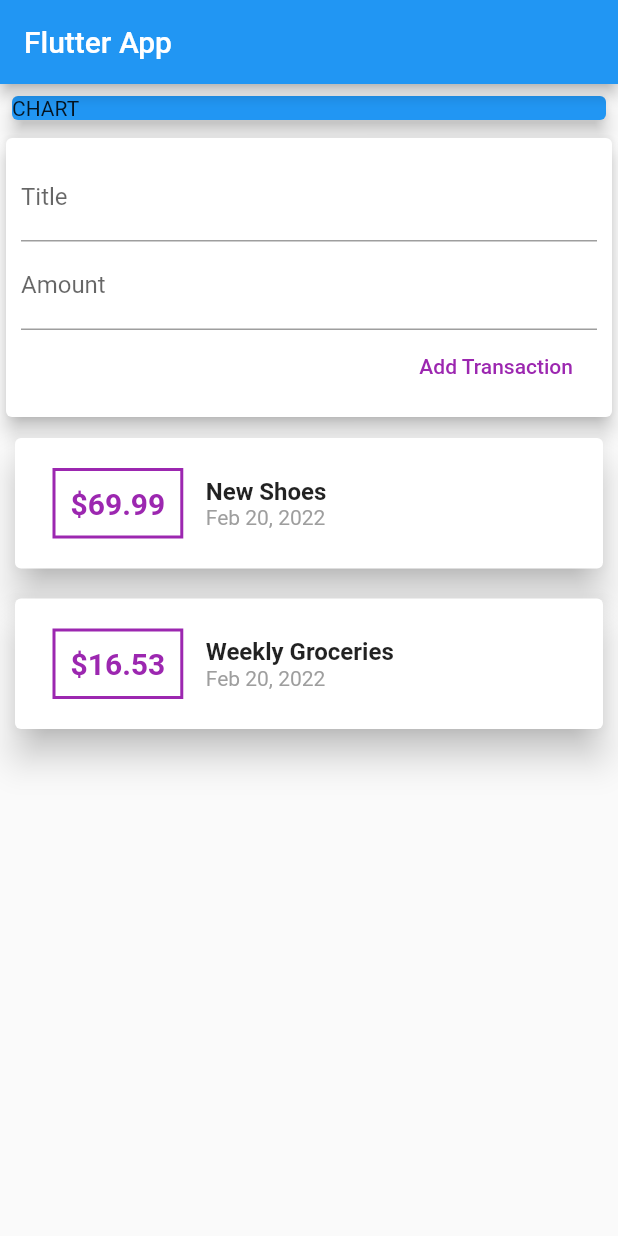
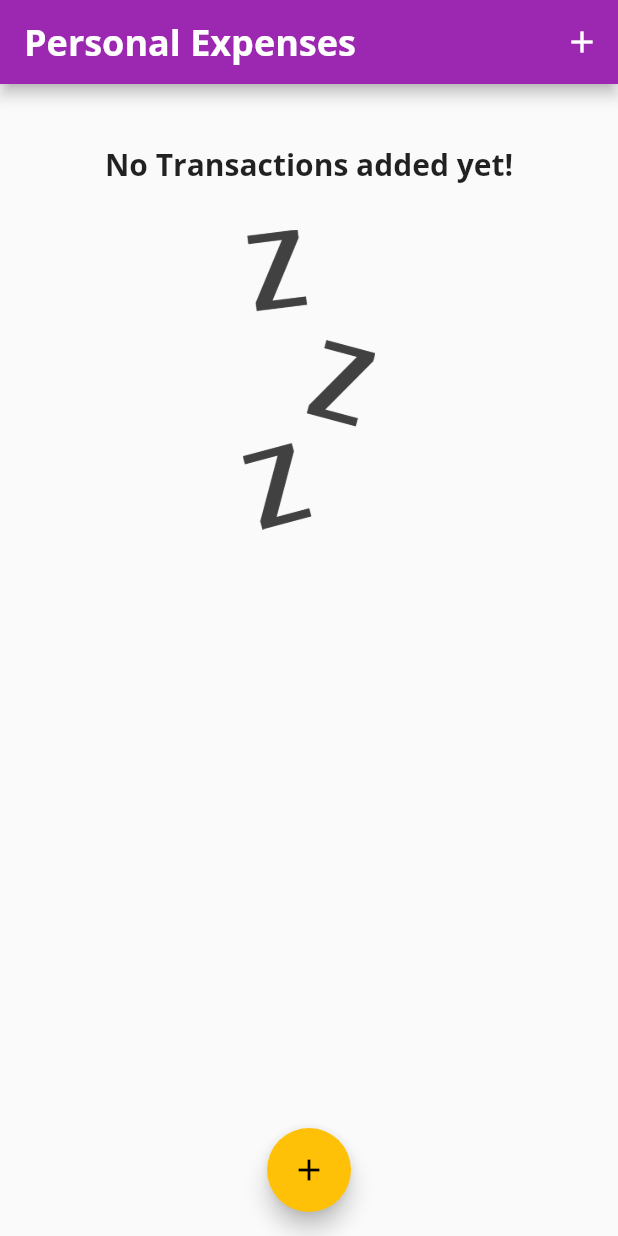
Before and after one commit to mitsuba19930328/flutter_real_app, a Flutter app: the screen it shows after launch, on a phone screen of 412 x 824 dp. Run offline on Flutter 3.47's test engine with Material 2 defaults, Android fonts, the phone set to English and light mode, and no system bars.

Commit message:
[ADD]card作成機能、chartWidget途中まで作成

```diff
--- /dev/null
+++ b/lib/Widgets/chart.dart
@@ -0,0 +1,45 @@
+import 'package:flutter/material.dart';
+import 'package:intl/intl.dart';
+import '../models/transaction.dart';
+
+class Chart extends StatelessWidget {
+  final List<Transaction> recentTransactions;
+  Chart(this.recentTransactions);
+
+  List<Map<String, Object>> get groupedTransactionValues {
+    return List.generate(7, (index) {
+      final weekDay = DateTime.now().subtract(
+        Duration(days: index),
+      );
+      double totalSum = 0.0;
+
+      for (var i = 0; i < recentTransactions.length; i++) {
+        if (recentTransactions[i].date.day == weekDay.day &&
+            recentTransactions[i].date.month == weekDay.month &&
+            recentTransactions[i].date.year == weekDay.year) {
+          totalSum += recentTransactions[i].amount;
+        }
+      }
+
+      print(DateFormat.E().format(weekDay));
+      print(totalSum);
+
+      return {
+        'day': DateFormat.E().format(weekDay),
+        'amount': totalSum,
+      };
+    });
+  }
+
+  @override
+  Widget build(BuildContext context) {
+    print(groupedTransactionValues);
+    return Card(
+      elevation: 6,
+      margin: EdgeInsets.all(20),
+      child: Row(
+        children: [],
+      ),
+    );
+  }
+}
--- a/lib/Widgets/new_transaction.dart
+++ b/lib/Widgets/new_transaction.dart
@@ -1,12 +1,38 @@
 import 'package:flutter/material.dart';
+import 'package:flutter/services.dart';
 
-class NewTransaction extends StatelessWidget {
+class NewTransaction extends StatefulWidget {
   // const NewTransaction({Key? key}) : super(key: key);
   final Function addTx;
+  NewTransaction(this.addTx);
+
+  @override
+  State<NewTransaction> createState() => _NewTransactionState();
+}
+
+class _NewTransactionState extends State<NewTransaction> {
   final titleController = TextEditingController();
+
   final amountController = TextEditingController();
 
-  NewTransaction(this.addTx);
+  void submitData() {
+    final enteredTitle = titleController.text;
+    final enteredAmount = double.parse(amountController.text);
+    print("きてる");
+    print(enteredTitle);
+    print(enteredAmount);
+
+    if (enteredTitle.isEmpty || enteredAmount <= 0) {
+      return;
+    }
+    print("こっちまできてる");
+    widget.addTx(
+      enteredTitle,
+      enteredAmount,
+    );
+
+    Navigator.of(context).pop();
+  }
 
   @override
   Widget build(BuildContext context) {
@@ -20,22 +46,20 @@ class NewTransaction extends StatelessWidget {
             TextField(
               decoration: InputDecoration(labelText: 'Title'),
               controller: titleController,
+              onSubmitted: (_) => submitData(),
             ),
             TextField(
               decoration: InputDecoration(labelText: 'Amount'),
               controller: amountController,
+              keyboardType: TextInputType.number,
+              onSubmitted: (_) => submitData(),
               // onChanged: (val) => amountInput = val,
             ),
             FlatButton(
               textColor: Colors.purple,
               child: Text('Add Transaction'),
-              onPressed: () {
-                addTx(
-                  titleController.text,
-                  double.parse(amountController.text),
-                );
-              },
-            )
+              onPressed: () => submitData
+            ),
           ],
         ),
       ),
--- a/lib/Widgets/transaction_list.dart
+++ b/lib/Widgets/transaction_list.dart
@@ -9,9 +9,29 @@ class TransactionList extends StatelessWidget {
 
   @override
   Widget build(BuildContext context) {
-    return Column(
-      children: transactions.map(
-        (tx) {
+    return Container(
+      height: 300,
+      child: transactions.isEmpty
+          ? Column(
+              children: [
+                Text(
+                  'No Transactions added yet!',
+                  style: Theme.of(context).textTheme.headline6,
+                ),
+                SizedBox(
+                  height: 30,
+                ),
+                Container(
+                  height: 200,
+                  child: Image.asset(
+                    'assets/images/waiting.png',
+                    fit: BoxFit.cover,
+                  ),
+                ),
+              ],
+            )
+          : ListView.builder(
+              itemBuilder: (ctx, index) {
                 return Card(
                   margin: const EdgeInsets.all(10.0),
                   elevation: 10,
@@ -26,17 +46,17 @@ class TransactionList extends StatelessWidget {
                           ),
                           decoration: BoxDecoration(
                             border: Border.all(
-                        color: Colors.purple,
+                              color: Theme.of(context).primaryColor,
                               width: 2,
                             ),
                           ),
                           padding: EdgeInsets.all(10),
                           child: Text(
-                      '\$${tx.amount.toString()}',
+                            '\$${transactions[index].amount.toStringAsFixed(2)}',
                             style: TextStyle(
                               fontWeight: FontWeight.bold,
                               fontSize: 20,
-                        color: Colors.purple,
+                              color: Theme.of(context).primaryColor,
                             ),
                           ),
                         ),
@@ -44,14 +64,12 @@ class TransactionList extends StatelessWidget {
                           crossAxisAlignment: CrossAxisAlignment.start,
                           children: [
                             Text(
-                        tx.title,
-                        style: TextStyle(
-                          fontSize: 16,
-                          fontWeight: FontWeight.bold,
-                        ),
+                              transactions[index].title,
+                              style: Theme.of(context).textTheme.headline6,
                             ),
                             Text(
-                        DateFormat.yMMMd().format(tx.date),
+                              DateFormat.yMMMd()
+                                  .format(transactions[index].date),
                               style: TextStyle(color: Colors.grey),
                             ),
                           ],
@@ -61,7 +79,8 @@ class TransactionList extends StatelessWidget {
                   ),
                 );
               },
-      ).toList(),
+              itemCount: transactions.length,
+            ),
     );
   }
 }
--- a/lib/Widgets/user_transactions.dart
+++ /dev/null
@@ -1,49 +0,0 @@
-import 'package:flutter/material.dart';
-import 'package:flutter_real_app/Widgets/transaction_list.dart';
-import 'package:flutter_real_app/Widgets/new_transaction.dart';
-import '../models/transaction.dart';
-
-class UserTransactions extends StatefulWidget {
-  @override
-  _UserTransactionsState createState() => _UserTransactionsState();
-}
-
-class _UserTransactionsState extends State<UserTransactions> {
-  final List<Transaction> _userTransactions = [
-    Transaction(
-      id: 't1',
-      title: 'New Shoes',
-      amount: 69.99,
-      date: DateTime.now(),
-    ),
-    Transaction(
-      id: 't2',
-      title: 'Weekly Groceries',
-      amount: 16.53,
-      date: DateTime.now(),
-    ),
-  ];
-
-  void _addNewTransaction(String txTitle, double txAmount) {
-    final newTx = Transaction(
-        title: txTitle,
-        amount: txAmount,
-        date: DateTime.now(),
-        id: DateTime.now().toString());
-    setState(() {
-      _userTransactions.add(newTx);
-    });
-  }
-
-  @override
-  Widget build(BuildContext context) {
-    return Column(
-      children: [
-        NewTransaction(
-          _addNewTransaction,
-        ),
-        TransactionList(_userTransactions),
-      ],
-    );
-  }
-}
--- a/lib/main.dart
+++ b/lib/main.dart
@@ -1,6 +1,8 @@
 import 'package:flutter/material.dart';
-import 'package:flutter_real_app/Widgets/user_transactions.dart';
-import './Widgets/user_transactions.dart';
+import 'package:flutter_real_app/Widgets/new_transaction.dart';
+import 'package:flutter_real_app/Widgets/transaction_list.dart';
+import './models/transaction.dart';
+import '../Widgets/chart.dart';
 
 void main() => runApp(MyApp());
 
@@ -8,35 +10,115 @@ class MyApp extends StatelessWidget {
   @override
   Widget build(BuildContext context) {
     return MaterialApp(
-      title: 'Flutter App',
+      title: 'Personal Expenses',
+      theme: ThemeData(
+        primarySwatch: Colors.purple,
+        accentColor: Colors.amber,
+        fontFamily: 'Quicksand',
+        appBarTheme: AppBarTheme(
+          titleTextStyle: TextStyle(
+            fontFamily: 'OpenSans',
+            fontSize: 24,
+            fontWeight: FontWeight.bold,
+          ),
+        ),
+        textTheme: ThemeData.light().textTheme.copyWith(
+              headline6: TextStyle(
+                fontFamily: 'OpenSans',
+                fontSize: 20,
+                fontWeight: FontWeight.bold,
+              ),
+            ),
+      ),
       home: MyHomePage(),
     );
   }
 }
 
-class MyHomePage extends StatelessWidget {
+class MyHomePage extends StatefulWidget {
+  @override
+  State<MyHomePage> createState() => _MyHomePageState();
+}
+
+class _MyHomePageState extends State<MyHomePage> {
+  final List<Transaction> _userTransactions = [
+    // Transaction(
+    //   id: 't1',
+    //   title: 'New Shoes',
+    //   amount: 69.99,
+    //   date: DateTime.now(),
+    // ),
+    // Transaction(
+    //   id: 't2',
+    //   title: 'Weekly Groceries',
+    //   amount: 16.53,
+    //   date: DateTime.now(),
+    // ),
+  ];
+
+  List<Transaction> get _recentTransactions {
+    return _userTransactions.where((tx) {
+      print(tx);
+      return tx.date.isAfter(
+        DateTime.now().subtract(
+          Duration(days: 7),
+        ),
+      );
+    }).toList();
+  }
+
+  void _addNewTransaction(String txTitle, double txAmount) {
+    final newTx = Transaction(
+        title: txTitle,
+        amount: txAmount,
+        date: DateTime.now(),
+        id: DateTime.now().toString());
+    setState(() {
+      _userTransactions.add(newTx);
+    });
+  }
+
+  void _startAddNewTransaction(BuildContext ctx) {
+    showModalBottomSheet(
+      context: ctx,
+      builder: (_) {
+        return GestureDetector(
+          onTap: () {},
+          child: NewTransaction(_addNewTransaction),
+          behavior: HitTestBehavior.opaque,
+        );
+      },
+    );
+  }
 
   @override
   Widget build(BuildContext context) {
     return Scaffold(
       appBar: AppBar(
-        title: Text('Flutter App'),
+        title: Text(
+          'Personal Expenses',
+        ),
+        actions: [
+          IconButton(
+            icon: Icon(Icons.add),
+            onPressed: () => _startAddNewTransaction(context),
+          )
+        ],
       ),
-      body: Column(
-        mainAxisAlignment: MainAxisAlignment.start,
-        crossAxisAlignment: CrossAxisAlignment.stretch,
-        children: [
-          Container(
-            width: double.infinity,
-            child: Card(
-              child: Text('CHART'),
-              margin: EdgeInsets.all(8),
-              color: Colors.blue,
-              elevation: 5,
-            ),
-          ),
-          UserTransactions(),
-        ],
+      body: SingleChildScrollView(
+        child: Column(
+          mainAxisAlignment: MainAxisAlignment.start,
+          crossAxisAlignment: CrossAxisAlignment.stretch,
+          children: [
+            Chart(_recentTransactions),
+            TransactionList(_userTransactions),
+          ],
+        ),
+      ),
+      floatingActionButtonLocation: FloatingActionButtonLocation.centerFloat,
+      floatingActionButton: FloatingActionButton(
+        child: Icon(Icons.add),
+        onPressed: () => _startAddNewTransaction(context),
       ),
     );
   }
```
Also changed, not shown: pubspec.yaml (+13 -8 lines), assets/fonts/OpenSans-Bold.ttf (added), assets/fonts/OpenSans-Regular.ttf (added), assets/fonts/Quicksand-Bold.ttf (added), assets/fonts/Quicksand-Light.ttf (added), assets/fonts/Quicksand-Medium.ttf (added), assets/fonts/Quicksand-Regular.ttf (added), assets/images/waiting.png (added). Lines whose indentation alone changed are shown as unchanged.
